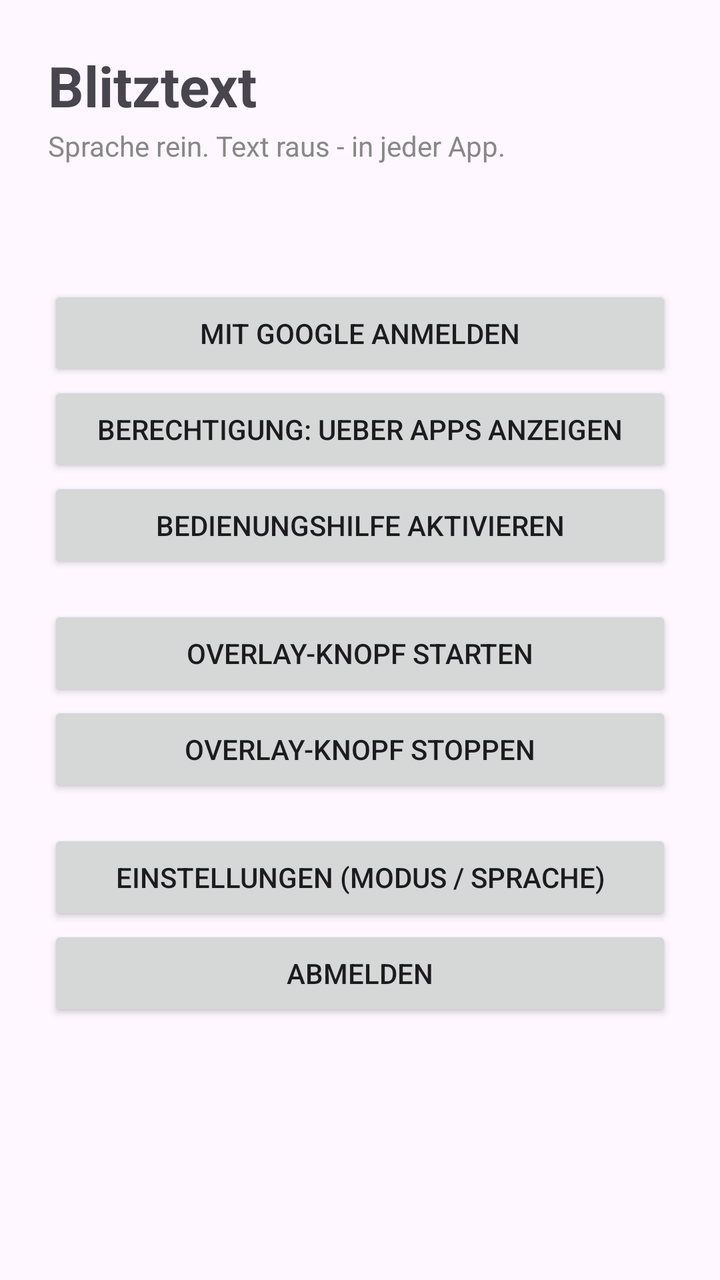
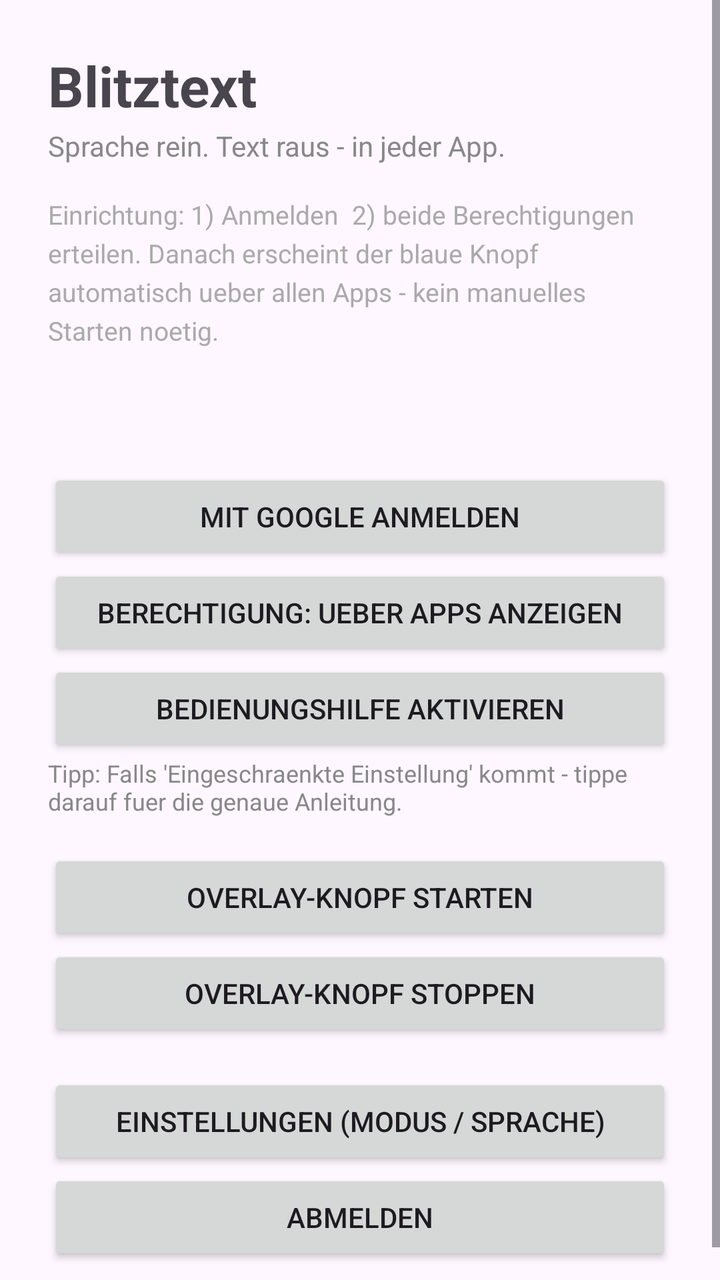

The first picture is an Android layout as it rendered before a commit; the second is the same layout after the commit. The layout source and the unified diff follow.
<!-- AndroidManifest.xml: application theme Theme.Blitztext -->
<!-- res/layout/activity_main.xml -->
<?xml version="1.0" encoding="utf-8"?>
<ScrollView xmlns:android="http://schemas.android.com/apk/res/android"
    android:layout_width="match_parent"
    android:layout_height="match_parent">

    <LinearLayout
        android:layout_width="match_parent"
        android:layout_height="wrap_content"
        android:orientation="vertical"
        android:padding="24dp">

        <TextView
            android:layout_width="wrap_content"
            android:layout_height="wrap_content"
            android:text="@string/app_name"
            android:textSize="28sp"
            android:textStyle="bold" />

        <TextView
            android:layout_width="wrap_content"
            android:layout_height="wrap_content"
            android:layout_marginTop="2dp"
            android:text="Sprache rein. Text raus - in jeder App."
            android:textColor="#888888" />

        <TextView
            android:id="@+id/status"
            android:layout_width="match_parent"
            android:layout_height="wrap_content"
            android:layout_marginTop="20dp"
            android:lineSpacingExtra="6dp"
            android:textSize="15sp" />

        <Button
            android:id="@+id/btn_login"
            android:layout_width="match_parent"
            android:layout_height="wrap_content"
            android:layout_marginTop="20dp"
            android:text="Mit Google anmelden" />

        <Button
            android:id="@+id/btn_overlay"
            android:layout_width="match_parent"
            android:layout_height="wrap_content"
            android:text="Berechtigung: Ueber Apps anzeigen" />

        <Button
            android:id="@+id/btn_accessibility"
            android:layout_width="match_parent"
            android:layout_height="wrap_content"
            android:text="Bedienungshilfe aktivieren" />

        <Button
            android:id="@+id/btn_start"
            android:layout_width="match_parent"
            android:layout_height="wrap_content"
            android:layout_marginTop="16dp"
            android:text="Overlay-Knopf starten" />

        <Button
            android:id="@+id/btn_stop"
            android:layout_width="match_parent"
            android:layout_height="wrap_content"
            android:text="Overlay-Knopf stoppen" />

        <Button
            android:id="@+id/btn_settings"
            android:layout_width="match_parent"
            android:layout_height="wrap_content"
            android:layout_marginTop="16dp"
            android:text="Einstellungen (Modus / Sprache)" />

        <Button
            android:id="@+id/btn_logout"
            android:layout_width="match_parent"
            android:layout_height="wrap_content"
            android:text="Abmelden" />
    </LinearLayout>
</ScrollView>
<!-- resources referenced by this layout -->
<resources>
  <string name="app_name">Blitztext</string>
  <style name="Theme.Blitztext" parent="Theme.Material3.DayNight.NoActionBar">
          <item name="colorPrimary">@color/accent</item>
      </style>
  <color name="accent">#3B82F6</color>
</resources>

<!-- the commit's change to res/layout/activity_main.xml (unified diff, before → after) -->
@@ -22,6 +22,15 @@
             android:layout_marginTop="2dp"
             android:text="Sprache rein. Text raus - in jeder App."
             android:textColor="#888888" />
+
+        <TextView
+            android:layout_width="match_parent"
+            android:layout_height="wrap_content"
+            android:layout_marginTop="16dp"
+            android:lineSpacingExtra="4dp"
+            android:text="Einrichtung: 1) Anmelden  2) beide Berechtigungen erteilen. Danach erscheint der blaue Knopf automatisch ueber allen Apps - kein manuelles Starten noetig."
+            android:textColor="#aaaaaa"
+            android:textSize="13sp" />
 
         <TextView
             android:id="@+id/status"
@@ -50,6 +59,13 @@
             android:layout_height="wrap_content"
             android:text="Bedienungshilfe aktivieren" />
 
+        <TextView
+            android:layout_width="match_parent"
+            android:layout_height="wrap_content"
+            android:text="Tipp: Falls 'Eingeschraenkte Einstellung' kommt - tippe darauf fuer die genaue Anleitung."
+            android:textColor="#888888"
+            android:textSize="12sp" />
+
         <Button
             android:id="@+id/btn_start"
             android:layout_width="match_parent"
